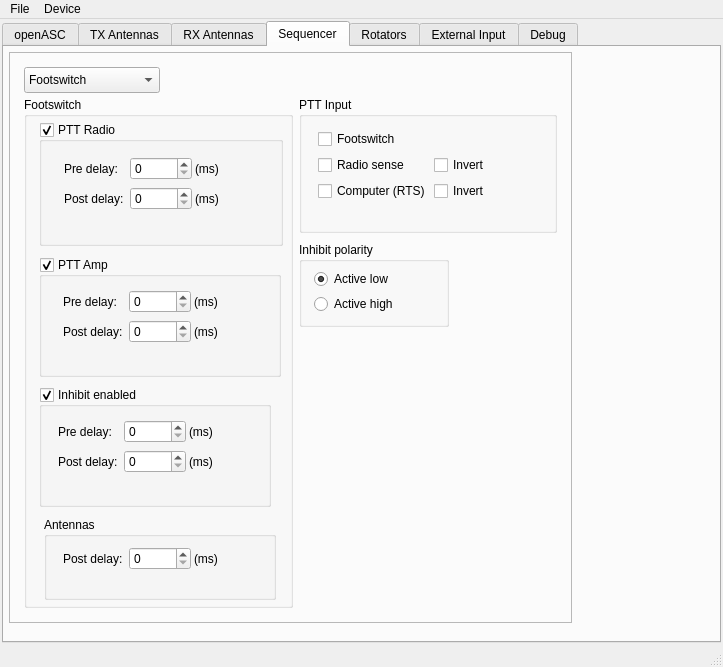
Qt form c/openASC_Configurator/ui/mainwindow.ui (thegeek82000/openasc) before a commit.
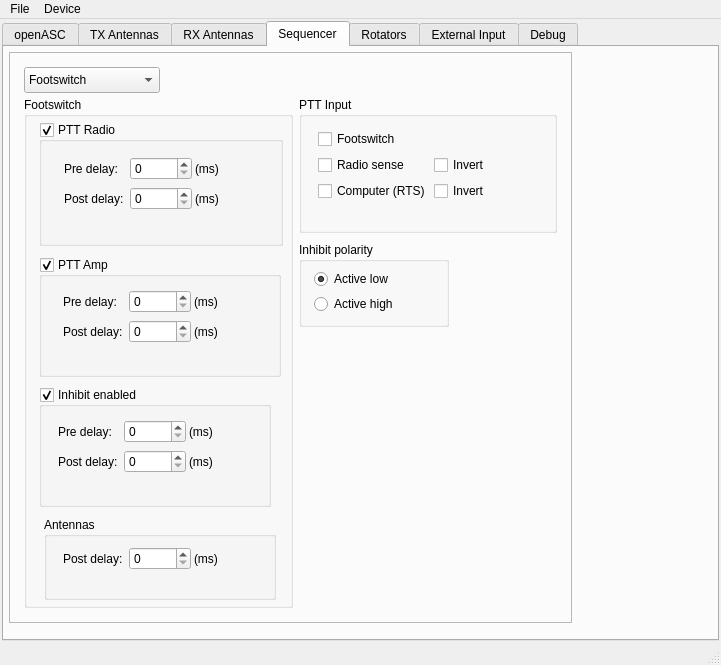
The same form after that commit. The open tabs and pages were chosen to show the change.

The edit to the form file:
```diff
--- a/c/openASC_Configurator/ui/mainwindow.ui
+++ b/c/openASC_Configurator/ui/mainwindow.ui
@@ -6,8 +6,8 @@
    <rect>
     <x>0</x>
     <y>0</y>
-    <width>723</width>
-    <height>667</height>
+    <width>721</width>
+    <height>665</height>
    </rect>
   </property>
   <property name="windowTitle">
@@ -3067,7 +3067,7 @@
     <rect>
      <x>0</x>
      <y>0</y>
-     <width>723</width>
+     <width>721</width>
      <height>23</height>
     </rect>
    </property>
```
Left out of the diff: 2 changed lines with no effect on the pictures.
